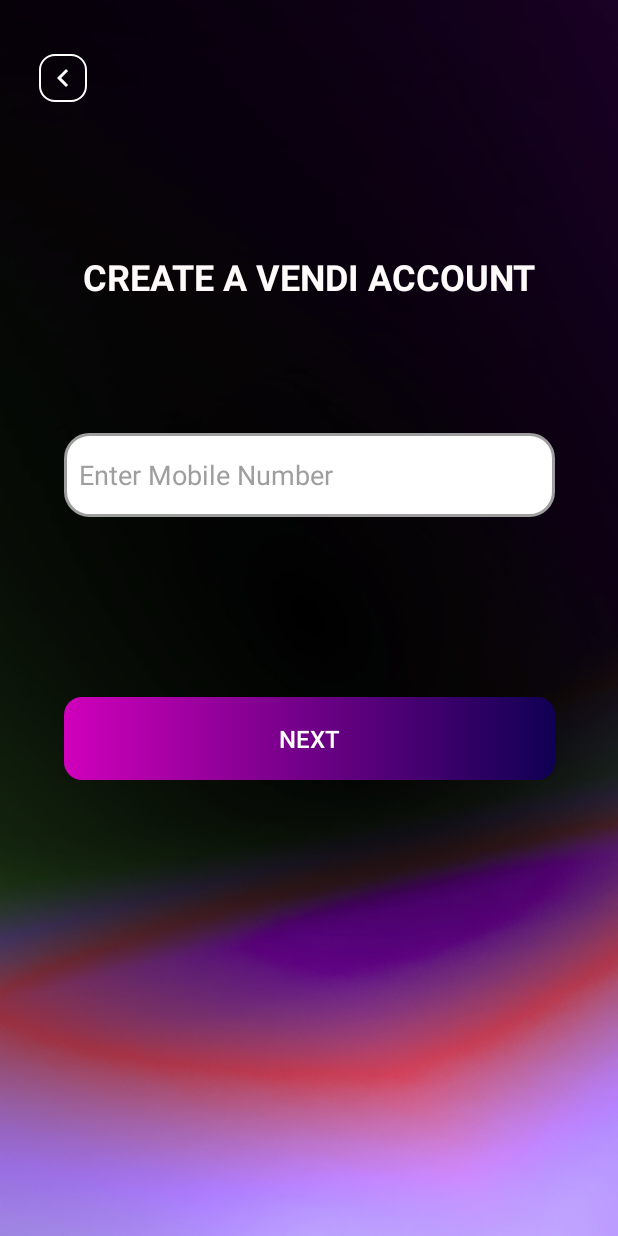
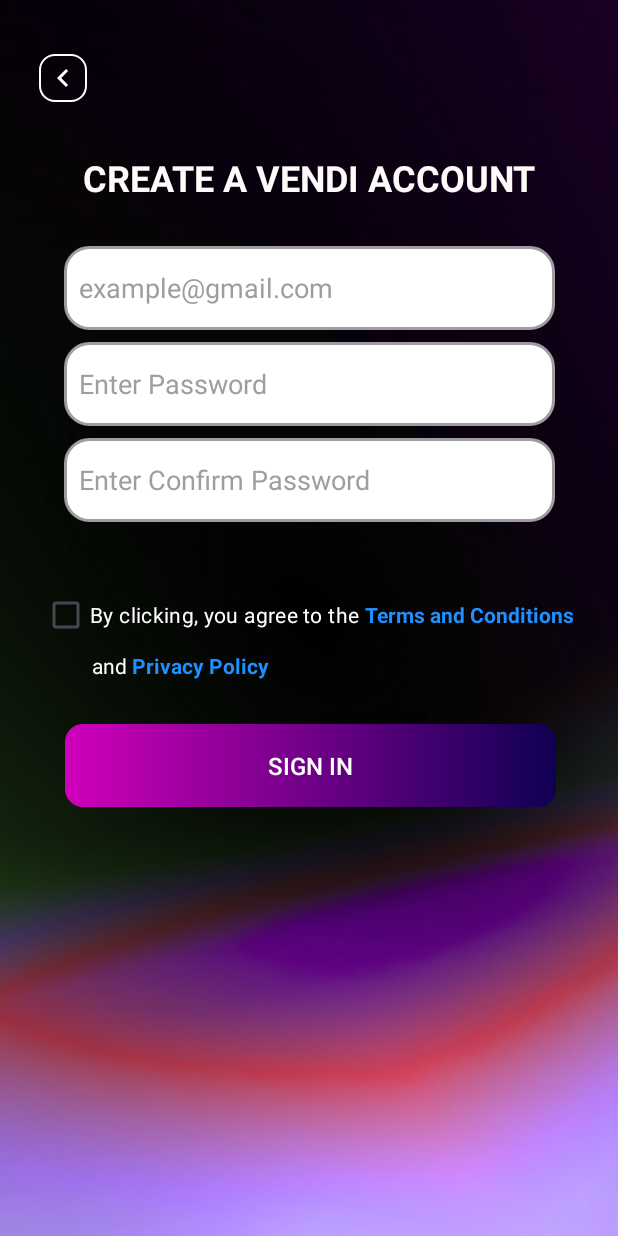
Before and after one commit to JPPdp/VendiApp, an Android app: the fragment RegistrationFragment2 placed in its activity, after a tap on "NEXT", on a phone screen of 412 x 824 dp. Run offline under Robolectric (Android 15) with nearby library versions, the phone set to English and light mode, and no system bars.

Commit message:
Registration UI Part 3

```diff
--- /dev/null
+++ b/Vendi/app/src/main/java/com/example/vendiapp/LogInFragment.kt
@@ -0,0 +1,17 @@
+package com.example.vendiapp
+
+import android.os.Bundle
+import androidx.fragment.app.Fragment
+import android.view.LayoutInflater
+import android.view.View
+import android.view.ViewGroup
+
+class LogInFragment : Fragment() {
+
+    override fun onCreateView(inflater: LayoutInflater, container: ViewGroup?,
+                              savedInstanceState: Bundle?): View? {
+        // Inflate the layout for this fragment
+        return inflater.inflate(R.layout.fragment_log_in, container, false)
+    }
+
+}
--- a/Vendi/app/src/main/java/com/example/vendiapp/RegistrationFragment2.kt
+++ b/Vendi/app/src/main/java/com/example/vendiapp/RegistrationFragment2.kt
@@ -19,7 +19,7 @@ class RegistrationFragment2 : Fragment() {
 
         val btnNext: Button = view.findViewById(R.id.btnNext)
         btnNext.setOnClickListener {
-            val fragment = RegistrationFragment2()
+            val fragment = RegistrationFragment3()
             parentFragmentManager.beginTransaction()
                 .replace(R.id.fgtContainer, fragment)
                 .addToBackStack(null) // Allows user to navigate back
--- /dev/null
+++ b/Vendi/app/src/main/java/com/example/vendiapp/RegistrationFragment3.kt
@@ -0,0 +1,66 @@
+package com.example.vendiapp
+
+import android.content.Intent
+import android.net.Uri
+import android.os.Bundle
+import androidx.fragment.app.Fragment
+import android.view.LayoutInflater
+import android.view.View
+import android.view.ViewGroup
+import android.widget.Button
+import android.widget.CheckBox
+import android.widget.EditText
+
+class RegistrationFragment3 : Fragment() {
+
+
+    override fun onCreateView(
+        inflater: LayoutInflater, container: ViewGroup?,
+        savedInstanceState: Bundle?
+    ): View? {
+        // Inflate the layout for this fragment
+        val view = inflater.inflate(R.layout.fragment_registration3, container, false)
+
+        val btnSignIn: Button = view.findViewById(R.id.btnSignIn)
+        val cbTerms: CheckBox = view.findViewById(R.id.cbTerms)
+        val etCreatePassword: EditText = view.findViewById(R.id.etCreatePassword)
+
+        btnSignIn.isEnabled = false
+
+        cbTerms.setOnCheckedChangeListener { _, isChecked ->
+            btnSignIn.isEnabled = isChecked
+        }
+
+        btnSignIn.setOnClickListener {
+
+            val password = etCreatePassword.text.toString()
+
+            if (!isValidPassword(password)) {
+                etCreatePassword.error = "Need a strong password!" // Show error if password is weak
+            } else {
+                // Navigate to previous registration fragment
+                val fragment = RegistrationFragment2()
+                parentFragmentManager.beginTransaction()
+                    .replace(R.id.fgtContainer, fragment)
+                    .addToBackStack(null)
+                    .commit()
+            }
+        }
+        return view
+    }
+
+    fun openPrivacy(view: View) {
+        val intent = Intent(Intent.ACTION_VIEW, Uri.parse("https://xxx.com"))
+        startActivity(intent)
+    }
+
+    fun openTerms(view: View) {
+        val intent = Intent(Intent.ACTION_VIEW, Uri.parse("https://xxx.com"))
+        startActivity(intent)
+    }
+
+    private fun isValidPassword(password: String): Boolean {
+        return password.length >= 8 // Example rule: At least 8 characters
+    }
+
+}
--- /dev/null
+++ b/Vendi/app/src/main/res/layout/fragment_log_in.xml
@@ -0,0 +1,14 @@
+<?xml version="1.0" encoding="utf-8"?>
+<FrameLayout xmlns:android="http://schemas.android.com/apk/res/android"
+    xmlns:tools="http://schemas.android.com/tools"
+    android:layout_width="match_parent"
+    android:layout_height="match_parent"
+    tools:context=".LogInFragment">
+
+    <!-- TODO: Update blank fragment layout -->
+    <TextView
+        android:layout_width="match_parent"
+        android:layout_height="match_parent"
+        android:text="@string/hello_blank_fragment" />
+
+</FrameLayout>
--- /dev/null
+++ b/Vendi/app/src/main/res/layout/fragment_registration3.xml
@@ -0,0 +1,188 @@
+<?xml version="1.0" encoding="utf-8"?>
+<FrameLayout xmlns:android="http://schemas.android.com/apk/res/android"
+    xmlns:tools="http://schemas.android.com/tools"
+    android:layout_width="match_parent"
+    android:layout_height="match_parent"
+    xmlns:app="http://schemas.android.com/apk/res-auto"
+    tools:context=".RegistrationFragment3">
+
+    <androidx.constraintlayout.widget.ConstraintLayout
+        android:layout_width="match_parent"
+        android:layout_height="480dp">
+
+
+        <TextView
+            android:id="@+id/textView"
+            android:layout_width="wrap_content"
+            android:layout_height="wrap_content"
+            android:background="@color/trans"
+            android:text="CREATE A VENDI ACCOUNT"
+            android:textColor="@color/textcolor"
+            android:textSize="24sp"
+            android:textStyle="bold"
+            app:layout_constraintBottom_toTopOf="@+id/cl"
+            app:layout_constraintEnd_toEndOf="parent"
+            app:layout_constraintHorizontal_bias="0.5"
+            app:layout_constraintStart_toStartOf="parent"
+            app:layout_constraintTop_toTopOf="parent"
+            app:layout_constraintVertical_bias="0.5" />
+
+        <androidx.constraintlayout.widget.ConstraintLayout
+            android:id="@+id/cl"
+            android:layout_width="match_parent"
+            android:layout_height="200dp"
+            app:layout_constraintBottom_toTopOf="@+id/ll"
+            app:layout_constraintEnd_toEndOf="@id/textView"
+            app:layout_constraintStart_toStartOf="@id/textView"
+            app:layout_constraintTop_toBottomOf="@+id/textView"
+            app:layout_constraintVertical_bias="0.5">
+
+            <EditText
+                android:id="@+id/etEmail"
+                android:layout_width="327dp"
+                android:layout_height="56dp"
+                android:autofillHints="username"
+                android:background="@drawable/rounded_border"
+                android:gravity="start|center_vertical"
+                android:hint="example@gmail.com"
+                android:inputType="textEmailAddress"
+                android:paddingStart="10dp"
+                android:paddingEnd="10dp"
+                android:textColorHint="@color/grey"
+                app:layout_constraintBottom_toTopOf="@+id/etCreatePassword"
+                app:layout_constraintEnd_toEndOf="parent"
+                app:layout_constraintHorizontal_bias="0.5"
+                app:layout_constraintStart_toStartOf="parent"
+                app:layout_constraintTop_toTopOf="parent"
+                app:layout_constraintVertical_bias="0.5" />
+
+            <EditText
+                android:id="@+id/etCreatePassword"
+                android:layout_width="327dp"
+                android:layout_height="56dp"
+                android:autofillHints="username"
+                android:background="@drawable/rounded_border"
+                android:gravity="start|center_vertical"
+                android:hint="Enter Password"
+                android:inputType="textPassword"
+                android:paddingStart="10dp"
+                android:paddingEnd="10dp"
+                android:textColorHint="@color/grey"
+                app:layout_constraintBottom_toTopOf="@+id/etConfirmPassword"
+                app:layout_constraintEnd_toEndOf="@id/etEmail"
+                app:layout_constraintStart_toStartOf="@id/etEmail"
+                app:layout_constraintTop_toBottomOf="@+id/etEmail"
+                app:layout_constraintVertical_bias="0.5" />
+
+            <EditText
+                android:id="@+id/etConfirmPassword"
+                android:layout_width="327dp"
+                android:layout_height="56dp"
+                android:autofillHints="username"
+                android:background="@drawable/rounded_border"
+                android:gravity="start|center_vertical"
+                android:hint="Enter Confirm Password"
+                android:inputType="textPassword"
+                android:paddingStart="10dp"
+                android:paddingEnd="10dp"
+                android:textColorHint="@color/grey"
+                app:layout_constraintBottom_toBottomOf="parent"
+                app:layout_constraintEnd_toEndOf="@id/etCreatePassword"
+                app:layout_constraintStart_toStartOf="@id/etCreatePassword"
+                app:layout_constraintTop_toBottomOf="@+id/etCreatePassword"
+                app:layout_constraintVertical_bias="0.5" />
+
+        </androidx.constraintlayout.widget.ConstraintLayout>
+
+
+        <LinearLayout
+            android:id="@+id/ll"
+            android:layout_width="match_parent"
+            android:layout_height="wrap_content"
+            android:gravity="start"
+            android:orientation="vertical"
+            android:padding="8dp"
+            app:layout_constraintBottom_toTopOf="@+id/btnSignIn"
+            app:layout_constraintEnd_toEndOf="@id/cl"
+            app:layout_constraintStart_toStartOf="@id/cl"
+            app:layout_constraintTop_toBottomOf="@+id/cl">
+
+            <LinearLayout
+                android:layout_width="wrap_content"
+                android:layout_height="wrap_content">
+
+                <CheckBox
+                    android:id="@+id/cbTerms"
+                    android:layout_width="wrap_content"
+                    android:layout_height="wrap_content"
+                    android:layout_marginStart="20dp"
+                    android:text="By clicking, you agree to the "
+                    android:textColor="@color/white"
+                    android:textSize="14sp" />
+
+                <TextView
+                    android:id="@+id/tvTerms"
+                    android:layout_width="wrap_content"
+                    android:layout_height="wrap_content"
+                    android:autoLink="web"
+                    android:clickable="true"
+                    android:focusable="true"
+                    android:linksClickable="true"
+                    android:onClick="openTerms"
+                    android:text="Terms and Conditions"
+                    android:textColor="@color/blue"
+                    android:textSize="14sp"
+                    android:textStyle="bold" />
+
+
+            </LinearLayout>
+
+            <LinearLayout
+                android:layout_width="wrap_content"
+                android:layout_height="wrap_content"
+                android:layout_marginStart="50dp"
+                android:orientation="horizontal">
+
+                <TextView
+                    android:layout_width="wrap_content"
+                    android:layout_height="wrap_content"
+                    android:text=" and "
+                    android:textColor="@color/white"
+                    android:textSize="14sp" />
+
+                <TextView
+                    android:id="@+id/tvPrivacy"
+                    android:layout_width="wrap_content"
+                    android:layout_height="wrap_content"
+                    android:autoLink="web"
+                    android:clickable="true"
+                    android:focusable="true"
+                    android:linksClickable="true"
+                    android:onClick="openPrivacy"
+                    android:text="Privacy Policy"
+                    android:textColor="@color/blue"
+                    android:textSize="14sp"
+                    android:textStyle="bold" />
+
+            </LinearLayout>
+
+        </LinearLayout>
+
+        <androidx.appcompat.widget.AppCompatButton
+            android:id="@+id/btnSignIn"
+            android:layout_width="327dp"
+            android:layout_height="55dp"
+            android:background="@drawable/button_gradient"
+            android:text="Sign In"
+            android:textColor="@color/white"
+            android:textSize="16sp"
+            app:layout_constraintBottom_toBottomOf="parent"
+            app:layout_constraintEnd_toEndOf="@id/ll"
+            app:layout_constraintStart_toStartOf="@id/ll"
+            app:layout_constraintTop_toBottomOf="@+id/ll"
+            app:layout_constraintVertical_bias="0.5" />
+
+
+    </androidx.constraintlayout.widget.ConstraintLayout>
+
+</FrameLayout>
--- a/Vendi/app/src/main/res/values/colors.xml
+++ b/Vendi/app/src/main/res/values/colors.xml
@@ -5,5 +5,6 @@
     <color name="trans">#00FFFFFF</color>
     <color name="textcolor">#FFFBFB</color>
     <color name="grey">#9E9E9E</color>
+    <color name="blue">#1E90FF</color>
 
 </resources>
```
